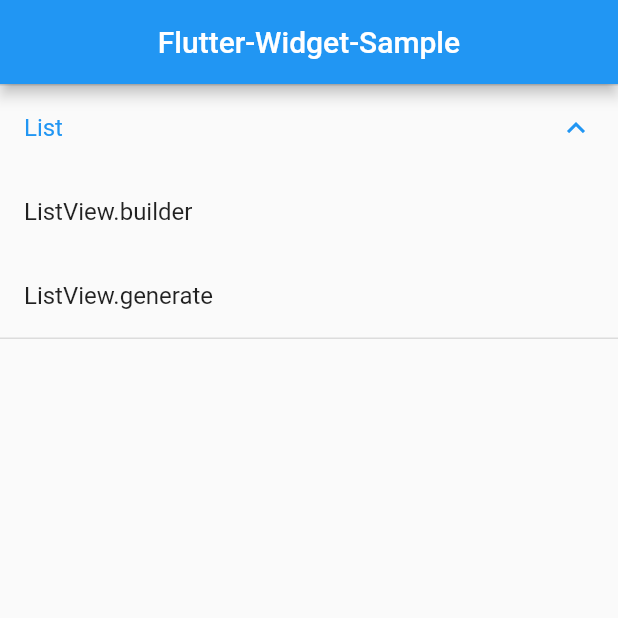
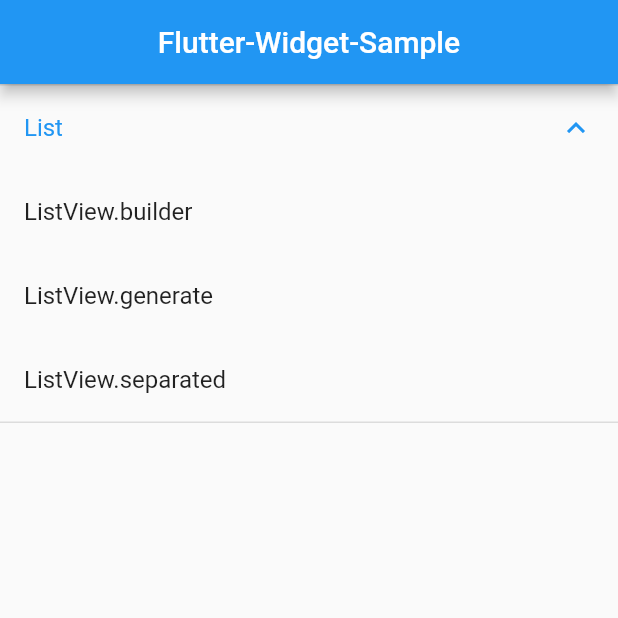
Before and after one commit to naoki-mrmt/Flutter-Widget-Sample, a Flutter app: the screen it shows after launch, after a tap on "List", on a phone screen of 412 x 824 dp, the top half of it. Run offline on Flutter 3.47's test engine with Material 2 defaults, Android fonts, the phone set to English and light mode, and no system bars.

```diff
--- a/lib/screen/main.dart
+++ b/lib/screen/main.dart
@@ -1,5 +1,6 @@
 import 'package:flutter/material.dart';
 import 'package:flutter_widget_sample/constant/app_string.dart';
+import 'package:flutter_widget_sample/screen/list_builder.dart';
 
 void main() {
   runApp(const FlutterWidgetSample());
@@ -15,15 +16,15 @@ class FlutterWidgetSample extends StatelessWidget {
       theme: ThemeData(
         primarySwatch: Colors.blue,
       ),
-      home: const _HomePage(
+      home: const HomePage(
         navBarTitle: AppString.appTitle,
       ),
     );
   }
 }
 
-class _HomePage extends StatelessWidget {
-  const _HomePage({Key? key, required this.navBarTitle}) : super(key: key);
+class HomePage extends StatelessWidget {
+  const HomePage({Key? key, required this.navBarTitle}) : super(key: key);
 
   final String navBarTitle;
 
@@ -37,44 +38,29 @@ class _HomePage extends StatelessWidget {
         ),
       ),
       body: Center(
-        child: _expansionTile(),
+        child: _expansionTile(context),
       ),
     );
   }
 
-  Widget _expansionTile() {
+  Widget _expansionTile(BuildContext context) {
     return Column(
       children: [
         ExpansionTile(
           title: const Text(AppString.list),
           children: [
             ListTile(
-              title: const Text('ListView.builder'),
-              onTap: _tap,
+              title: const Text(AppString.listViewBuilder),
             ),
-            ListTile(
-              title: const Text('ListView.generate'),
-              onTap: _tap,
-            )
+            const ListTile(
+              title: Text(AppString.listViewGenerate),
+            ),
+            const ListTile(
+              title: Text(AppString.listViewSeparated),
+            ),
           ],
         ),
       ],
     );
   }
-
-  // FIXME: 仮置き
-  void _tap() {
-    print('hoge');
-  }
-
-  Widget _listBuilder() {
-    return ListView.builder(
-      itemCount: AppString.listViewBuilderArray.length,
-      itemBuilder: (BuildContext context, int index) {
-        return ListTile(
-          title: Text(AppString.listViewBuilderArray[index]),
-        );
-      },
-    );
-  }
 }
```
